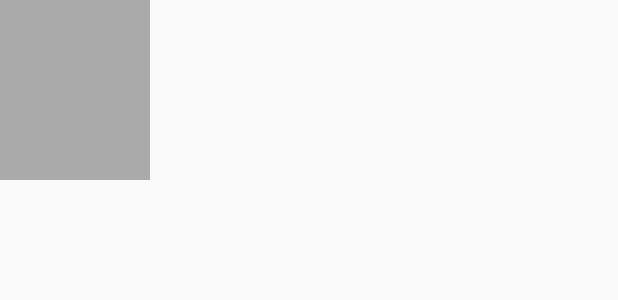
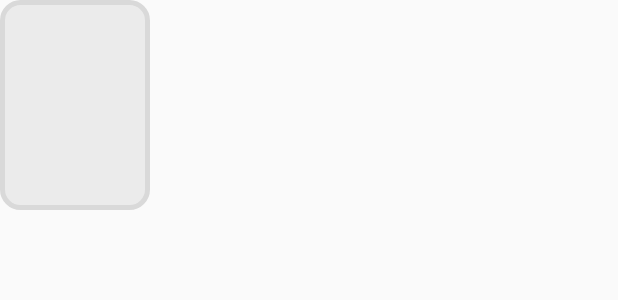
Before and after one commit to NQuillon/PokeCard, an Android app: the layout pokemonitem.xml on its own in the app's theme, with its tools: preview values and no code run, on a phone screen of 412 x 824 dp. Shown: the top 300 px of the screen. Run offline under Robolectric (Android 15) with nearby library versions, the phone set to English and light mode, and no system bars.

```diff
--- a/app/build.gradle
+++ b/app/build.gradle
@@ -41,6 +41,10 @@ dependencies {
     compile 'com.google.android.gms:play-services-auth:11.0.4'
     compile 'com.etsy.android.grid:library:1.0.5'
     compile 'com.squareup.picasso:picasso:2.5.2'
+    compile 'com.fasterxml.jackson.core:jackson-core:2.4.1'
+    compile 'com.fasterxml.jackson.core:jackson-annotations:2.4.1'
+    compile 'com.fasterxml.jackson.core:jackson-databind:2.4.1'
+
     testCompile 'junit:junit:4.12'
 }
 apply plugin: 'com.google.gms.google-services'
--- a/app/src/main/java/nicolas/johan/iem/pokecard/request.java
+++ b/app/src/main/java/nicolas/johan/iem/pokecard/POSTrequest.java
@@ -1,8 +1,6 @@
 package nicolas.johan.iem.pokecard;
 
 import android.os.AsyncTask;
-
-import org.json.JSONObject;
 
 import java.io.BufferedReader;
 import java.io.DataOutputStream;
@@ -15,14 +13,14 @@ import java.net.URL;
  * Created by Johan on 07/11/2017.
  */
 
-public class request extends AsyncTask<Object, String, String>
+public class POSTrequest extends AsyncTask<Object, String, String>
 
     //(final String route, final JSONObject jsonParam)
     {
         protected String doInBackground(Object... data) {
             String line="";
             try {
-                URL url = new URL("http://192.168.43.200:3000/"+data[0]);
+                URL url = new URL("http://192.168.43.200:3000/"+data[0]); //192.168.0.17
                 HttpURLConnection conn = (HttpURLConnection) url.openConnection();
                 conn.setRequestMethod("POST");
                 conn.setRequestProperty("Content-Type", "application/json;charset=UTF-8");
--- a/app/src/main/java/nicolas/johan/iem/pokecard/SignUpActivity.java
+++ b/app/src/main/java/nicolas/johan/iem/pokecard/SignUpActivity.java
@@ -65,7 +65,7 @@ public class SignUpActivity extends AppCompatActivity {
             JSONObject jsonParam = new JSONObject();
             jsonParam.put("pseudo", pseudo);
             jsonParam.put("password", password);
-            result=new request().execute("signup",jsonParam).get();
+            result=new POSTrequest().execute("signup",jsonParam).get();
             JSONObject objResult=new JSONObject(result);
             if(objResult.getString("pseudo").equals("false")){
                 Toast.makeText(this, "Le compte existe déjà, veuillez changer de pseudo", Toast.LENGTH_LONG).show();
--- /dev/null
+++ b/app/src/main/res/drawable/border.xml
@@ -0,0 +1,8 @@
+<?xml version="1.0" encoding="utf-8"?>
+<shape xmlns:android="http://schemas.android.com/apk/res/android">
+<stroke
+    android:width="3dp"
+    android:color="#D9D9D9"/>
+    <solid android:color="#ebebeb"/>
+    <corners android:radius="12dp"/>
+</shape>
--- a/app/src/main/res/layout/pokemonitem.xml
+++ b/app/src/main/res/layout/pokemonitem.xml
@@ -1,8 +1,8 @@
 <?xml version="1.0" encoding="utf-8"?>
 <LinearLayout xmlns:android="http://schemas.android.com/apk/res/android"
     android:layout_width="100dp"
-    android:layout_height="120dp"
-    android:background="@android:color/darker_gray"
+    android:layout_height="140dp"
+    android:background="@drawable/border"
     android:orientation="vertical">
 
     <ImageView
@@ -12,10 +12,14 @@
         android:layout_height="100dp"
         android:layout_gravity="center_vertical"/>
 
-        <TextView
-            android:id="@+id/nomPokemon"
-            android:layout_width="fill_parent"
-            android:layout_gravity="center"
-            android:layout_height="fill_parent"/>
+    <TextView
+        android:id="@+id/nomPokemon"
+        android:layout_width="fill_parent"
+        android:layout_height="fill_parent"
+        android:gravity="center"
+        android:textAllCaps="true"
+        android:textColor="@android:color/holo_orange_dark"
+        android:textSize="12dp"
+        android:textStyle="bold" />
 
 </LinearLayout>
```
Also changed, not shown: app/src/main/java/nicolas/johan/iem/pokecard/Accueil.java (+1 -6 lines), app/src/main/java/nicolas/johan/iem/pokecard/GETrequest.java (added, +50 -0 lines), app/src/main/java/nicolas/johan/iem/pokecard/LoginActivity.java (+3 -5 lines), app/src/main/java/nicolas/johan/iem/pokecard/PokedexFragment.java (+29 -21 lines), app/src/main/java/nicolas/johan/iem/pokecard/Pokemon.java (added, +45 -0 lines), app/src/main/java/nicolas/johan/iem/pokecard/PokemonAdapter.java (+6 -10 lines), app/src/main/res/layout/fragment_pokedex.xml (+4 -4 lines).
